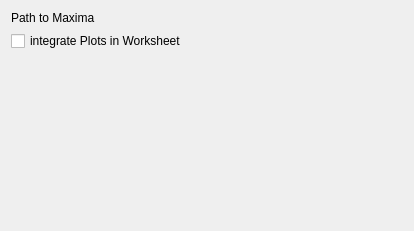
Old version of the form src/backends/maxima/settings.ui in the repository KDE/cantor.
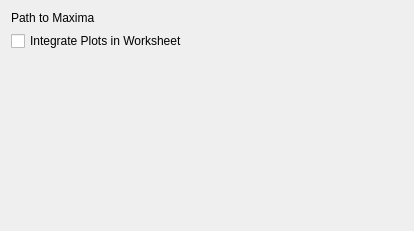
New version of the form. Custom widgets are drawn as their Qt base class.

Commit message: Fix a common capitalization issue in backend configuration widgets GUI: "integrate Plots in Worksheet" => "Integrate Plots in Worksheet"

Patch:
```diff
--- a/src/backends/maxima/settings.ui
+++ b/src/backends/maxima/settings.ui
@@ -28,7 +28,7 @@
    <item>
     <widget class="QCheckBox" name="kcfg_integratePlots">
      <property name="text">
-      <string>integrate Plots in Worksheet</string>
+      <string>Integrate Plots in Worksheet</string>
      </property>
     </widget>
    </item>
```
The commit also changes 2 other files.
